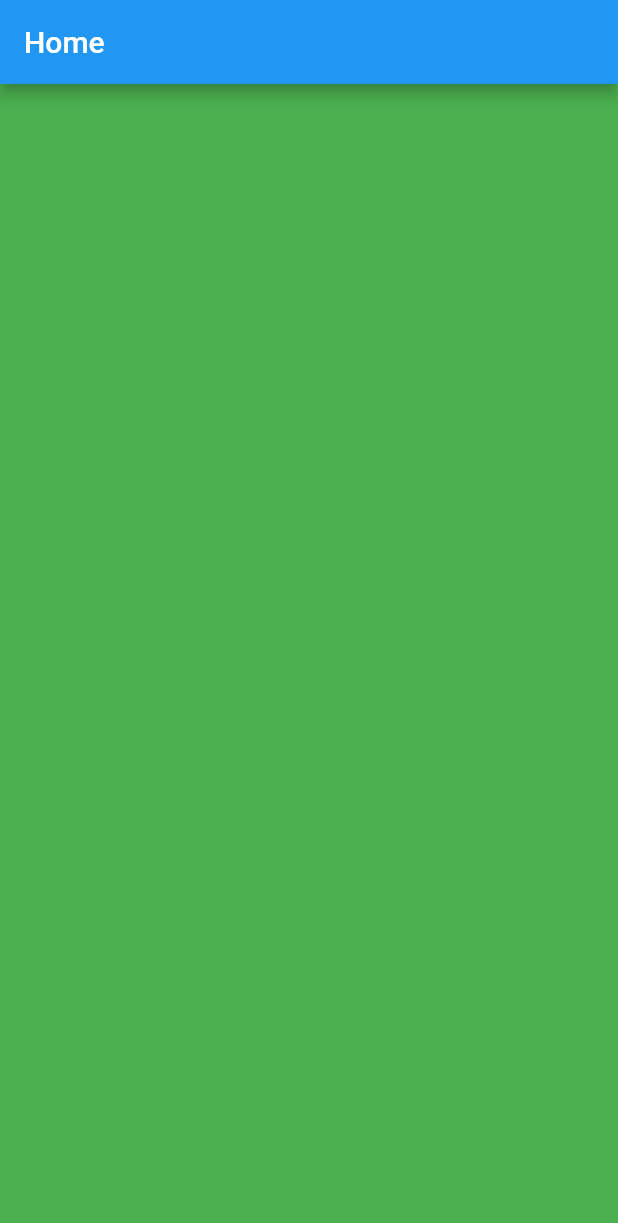
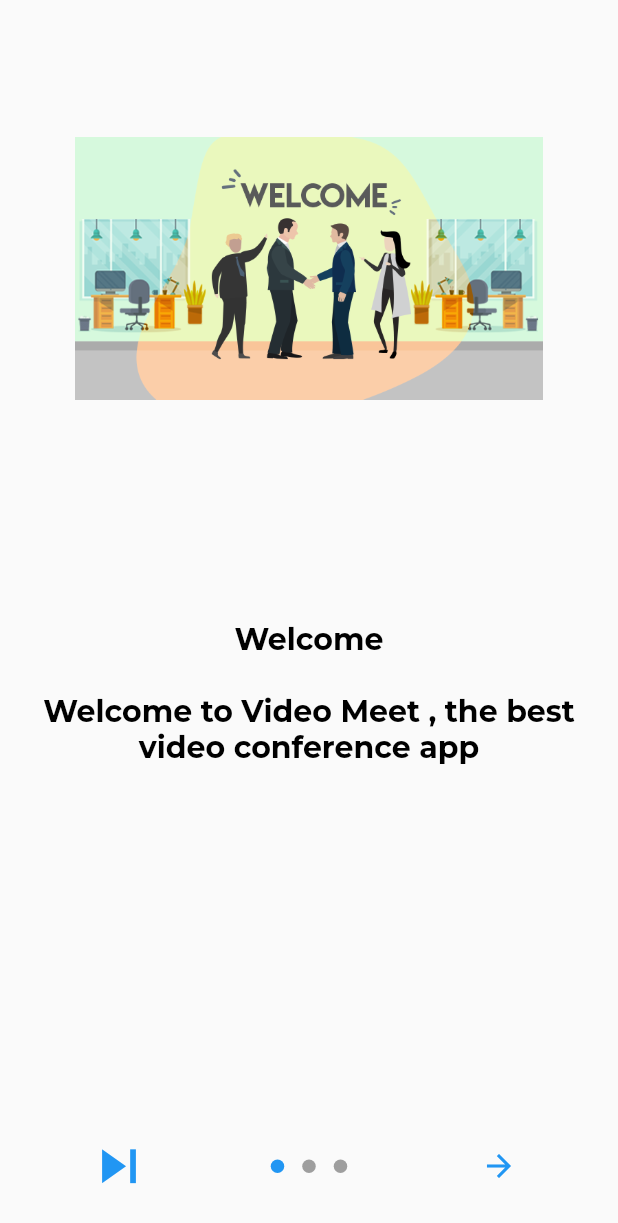
Before and after one commit to Pritom-Chaki/video_meet_app, a Flutter app: the screen it shows after launch, on a phone screen of 412 x 824 dp. Shown: the top 1223 px of the screen. Run offline on Flutter 3.47's test engine with Material 2 defaults, Android fonts, the light colour scheme and no system bars; drawn by our look-alikes of introduction_screen; our stand-ins replace google_fonts.

Commit message:
Intro Screen Added

```diff
--- a/lib/main.dart
+++ b/lib/main.dart
@@ -1,6 +1,6 @@
 import 'package:flutter/material.dart';
-
-import 'home_page.dart';
+import 'package:video_meet_app/screens/home_page.dart';
+import 'package:video_meet_app/screens/intro_auth_screen.dart';
 
 void main() {
   runApp(MyApp());
@@ -11,11 +11,27 @@
   @override
   Widget build(BuildContext context) {
     return MaterialApp(
+      debugShowCheckedModeBanner: false,
       title: 'Video Meeting',
       theme: ThemeData(
         primarySwatch: Colors.blue,
       ),
-      home: HomePage(),
+      home: NavigationPage(),
     );
   }
 }
+
+class NavigationPage extends StatefulWidget {
+  @override
+  _NavigationPageState createState() => _NavigationPageState();
+}
+
+class _NavigationPageState extends State<NavigationPage> {
+  bool isSigned = false;
+  @override
+  Widget build(BuildContext context) {
+    return Scaffold(
+      body: isSigned == false ? IntroAuthScreen() : HomePage(),
+    );
+  }
+}
--- /dev/null
+++ b/lib/screens/intro_auth_screen.dart
@@ -0,0 +1,68 @@
+import 'package:flutter/material.dart';
+import 'package:introduction_screen/introduction_screen.dart';
+import 'package:video_meet_app/variables.dart';
+
+class IntroAuthScreen extends StatefulWidget {
+  @override
+  _IntroAuthScreenState createState() => _IntroAuthScreenState();
+}
+
+class _IntroAuthScreenState extends State<IntroAuthScreen> {
+  @override
+  Widget build(BuildContext context) {
+    return IntroductionScreen(
+      pages: [
+        PageViewModel(
+            title: "Welcome",
+            body: "Welcome to Video Meet , the best video conference app",
+            image: Center(
+              child: Image.asset(
+                'assets/images/welcome.png',
+                height: 175,
+              ),
+            ),
+            decoration: PageDecoration(
+                bodyTextStyle: myStyle(20, Colors.black),
+                titleTextStyle: myStyle(20, Colors.black))),
+        PageViewModel(
+            title: "High Security",
+            body: "Conference with high security",
+            image: Center(
+              child: Image.asset(
+                'assets/images/secure.jpg',
+                height: 175,
+              ),
+            ),
+            decoration: PageDecoration(
+                bodyTextStyle: myStyle(20, Colors.black),
+                titleTextStyle: myStyle(20, Colors.black))),
+        PageViewModel(
+            title: "Join or Start Meeting",
+            body: "Join or Start your meeting now with free of cost",
+            image: Center(
+              child: Image.asset(
+                'assets/images/conference.png',
+                height: 175,
+              ),
+            ),
+            decoration: PageDecoration(
+                bodyTextStyle: myStyle(20, Colors.black),
+                titleTextStyle: myStyle(20, Colors.black))),
+      ],
+      onDone: () {
+        print("Done");
+      },
+      onSkip: () {},
+      showSkipButton: true,
+      skip: const Icon(
+        Icons.skip_next,
+        size: 45,
+      ),
+      next: const Icon(Icons.arrow_forward),
+      done: Text(
+        "Done",
+        style: myStyle(20, Colors.black),
+      ),
+    );
+  }
+}
--- /dev/null
+++ b/lib/variables.dart
@@ -0,0 +1,6 @@
+import 'package:flutter/material.dart';
+import 'package:google_fonts/google_fonts.dart';
+
+TextStyle myStyle(double size, [Color color, FontWeight fw = FontWeight.w700]) {
+  return GoogleFonts.montserrat(fontSize: size, color: color, fontWeight: fw);
+}
--- a/pubspec.yaml
+++ b/pubspec.yaml
@@ -27,6 +27,7 @@
   cloud_firestore:
   firebase_core:
   flutter_gradient_colors:
+  google_fonts:
   uuid:
   intl:
   introduction_screen:
@@ -56,8 +57,8 @@
   uses-material-design: true
 
   # To add assets to your application, add an assets section, like this:
-  # assets:
-  #   - images/a_dot_burr.jpeg
+  assets:
+    - assets/images/
   #   - images/a_dot_ham.jpeg
 
   # An image asset can refer to one or more resolution-specific "variants", see
```
Also changed, not shown: assets/images/conference.png (added), assets/images/logo.png (added), assets/images/secure.jpg (added), assets/images/welcome.png (added), lib/screens/home_page.dart (renamed from lib/home_page.dart), pubspec.lock, 1 other file.
